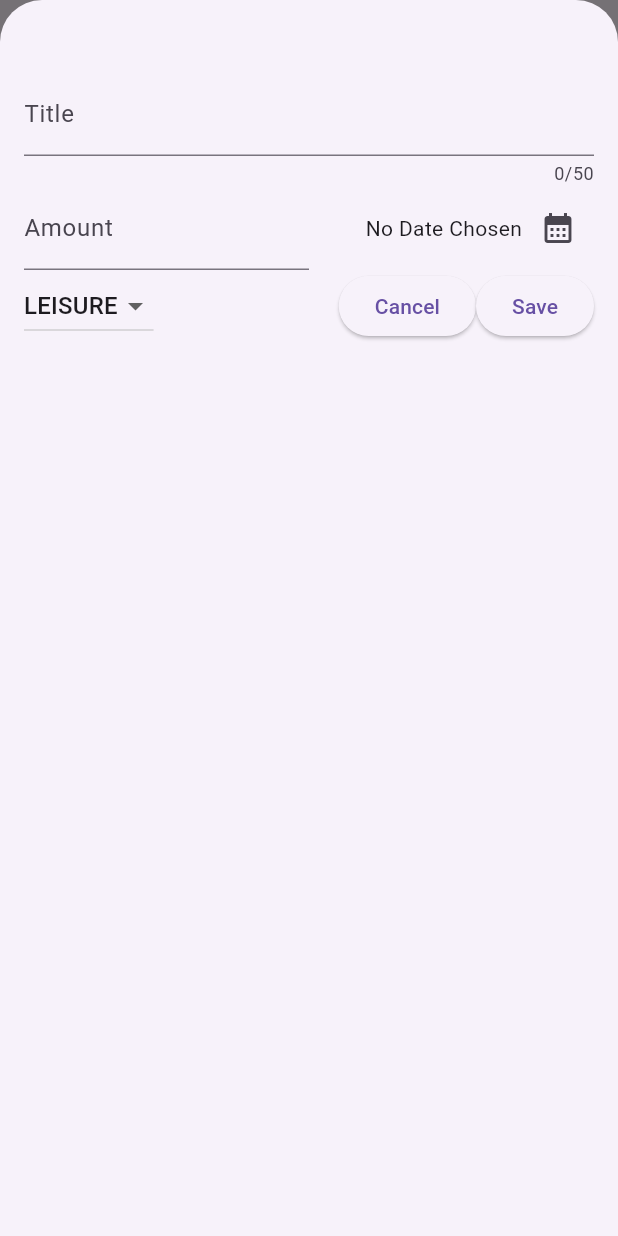
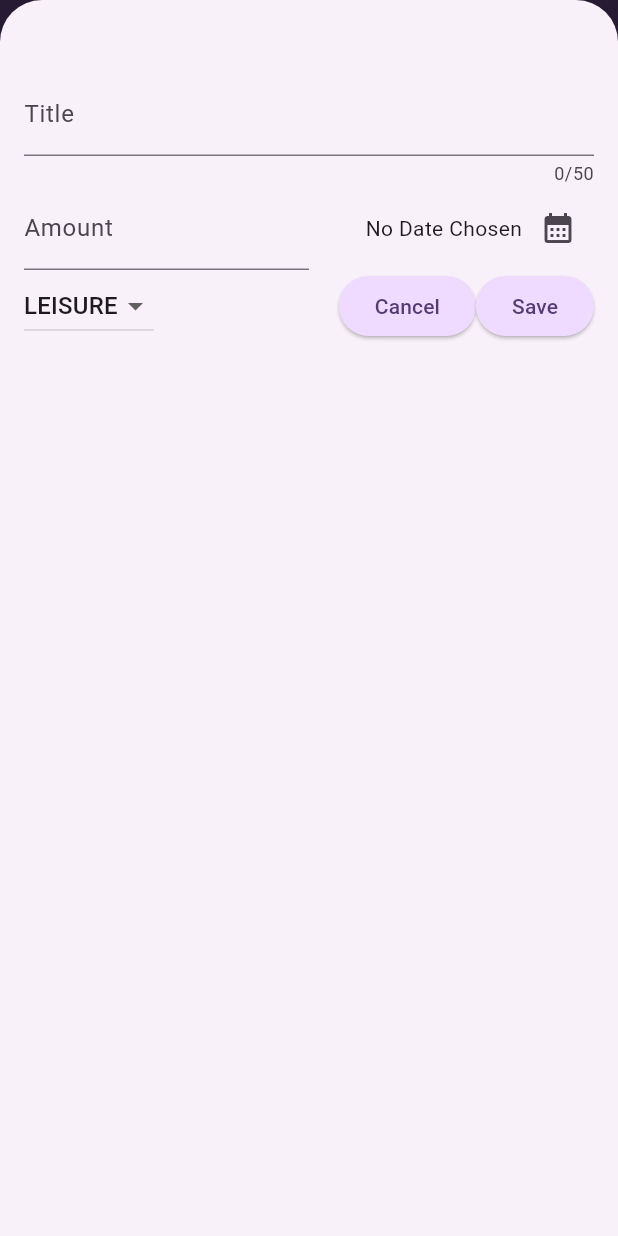
Before and after one commit to AliKhachab/expenses_app, a Flutter app: the screen it shows after launch, after a tap on the "add" icon, on a phone screen of 412 x 824 dp. Run offline on Flutter 3.47's test engine with Material 3 defaults, Android fonts, the phone set to English and light mode, and no system bars.

Commit message:
global styles

```diff
--- a/lib/main.dart
+++ b/lib/main.dart
@@ -1,9 +1,66 @@
 import 'package:expense_tracker/widgets/expenses.dart';
 import 'package:flutter/material.dart';
 
+var kColorScheme = ColorScheme.fromSeed(
+  seedColor: Color.fromARGB(255, 142, 105, 185),
+);
+
+var kDarkColorScheme = ColorScheme.fromSeed(
+  seedColor: Color.fromARGB(255, 5, 99, 125),
+  brightness: Brightness.dark,
+);
+
 void main() {
   runApp(MaterialApp(
+    themeMode: ThemeMode.system,
+    darkTheme: ThemeData.dark().copyWith(
+      colorScheme: kDarkColorScheme,
+      cardTheme: const CardThemeData().copyWith(
+        color: kDarkColorScheme.primaryContainer,
+        shadowColor: kDarkColorScheme.onPrimaryContainer,
+      ),
+      elevatedButtonTheme: ElevatedButtonThemeData(
+        style: ElevatedButton.styleFrom(
+          backgroundColor: kDarkColorScheme.primaryContainer,
+          foregroundColor: kDarkColorScheme.onPrimaryContainer,
+        )
+      ),
+      textTheme: ThemeData.dark().textTheme.copyWith(
+        titleLarge: TextStyle(
+          fontWeight: FontWeight.normal,
+          fontSize: 16,
+          color: kDarkColorScheme.onSecondaryContainer,
+        ),
+      ),
+      appBarTheme: const AppBarTheme().copyWith(
+        backgroundColor: kDarkColorScheme.primaryContainer,
+        foregroundColor: kDarkColorScheme.onPrimaryContainer,
+      )
+    ),
+    theme: ThemeData().copyWith(
+      cardTheme: const CardThemeData().copyWith(
+        color: kColorScheme.primaryContainer,
+        shadowColor: kColorScheme.onPrimaryContainer,
+      ),
+      elevatedButtonTheme: ElevatedButtonThemeData(
+        style: ElevatedButton.styleFrom(
+          backgroundColor: kColorScheme.primaryContainer,
+          foregroundColor: kColorScheme.onPrimaryContainer,
+        )
+      ),
+      textTheme: ThemeData().textTheme.copyWith(
+        titleLarge: TextStyle(
+          fontWeight: FontWeight.normal,
+          fontSize: 16,
+          color: kColorScheme.onSecondaryContainer,
+        ),
+      ),
+      colorScheme: kColorScheme,
+      appBarTheme: const AppBarTheme().copyWith(
+        backgroundColor: kColorScheme.onPrimaryContainer,
+        foregroundColor: kColorScheme.primaryContainer,
+      )
+    ),
     home: Expenses(),
-    //theme: ThemeData().copyWith(scaffoldBackgroundColor: Color.fromARGB(225, 220, 189, 252))
   ));
 }
--- a/lib/widgets/expenses_list/expenses_list.dart
+++ b/lib/widgets/expenses_list/expenses_list.dart
@@ -15,10 +15,10 @@ class ExpensesList extends StatelessWidget {
       itemBuilder: (ctx, index) => Dismissible(
           key: ValueKey(expenses[index]),
           background: Container(
-            // margin: EdgeInsets.symmetric(
-            //   horizontal: Theme.of(context).cardTheme.margin?.horizontal ?? 0,
-            //   //vertical: Theme.of(context).cardTheme.margin?.vertical ?? 0,
-            // ),
+            margin: EdgeInsets.symmetric(
+              horizontal: Theme.of(context).cardTheme.margin?.horizontal ?? 0,
+              vertical: Theme.of(context).cardTheme.margin?.vertical ?? 0,
+            ),
             color: Theme.of(context).colorScheme.error,
           ),
           child: ExpenseItem(expense: expenses[index]),
```
